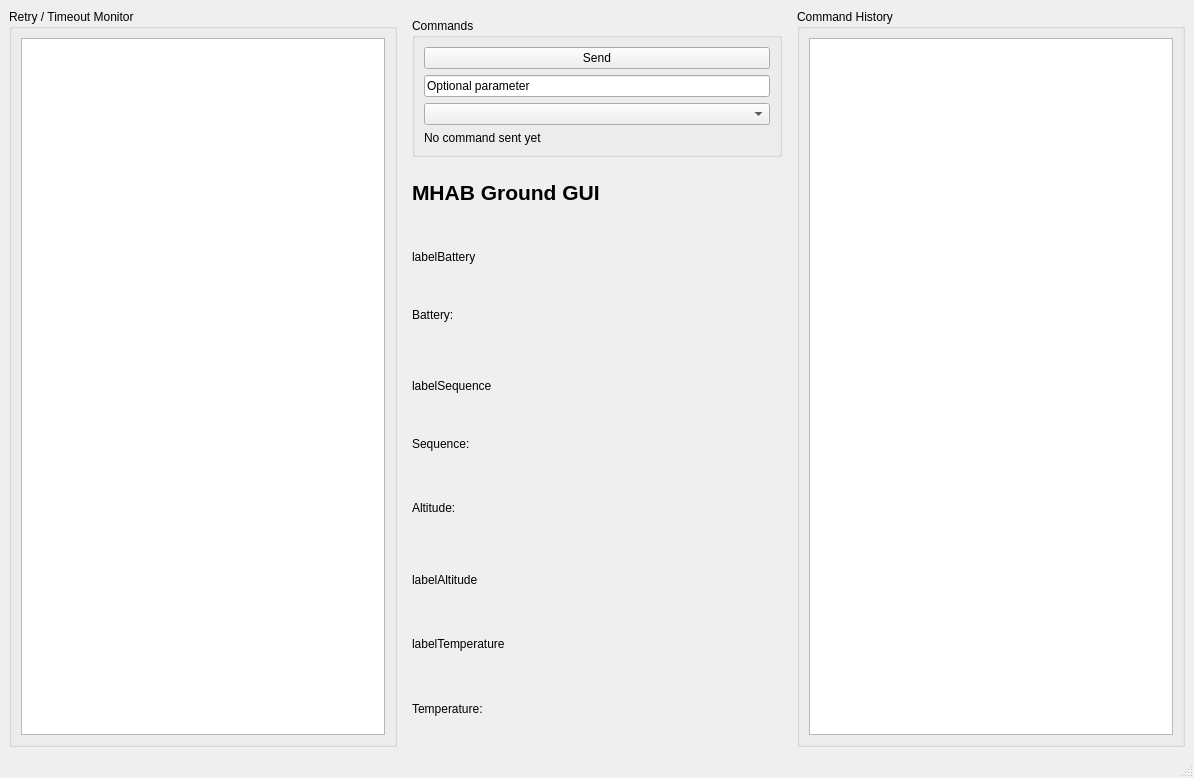
Qt form mainwindow.ui (EriCheww/MHAB-GitHUB) before a commit.
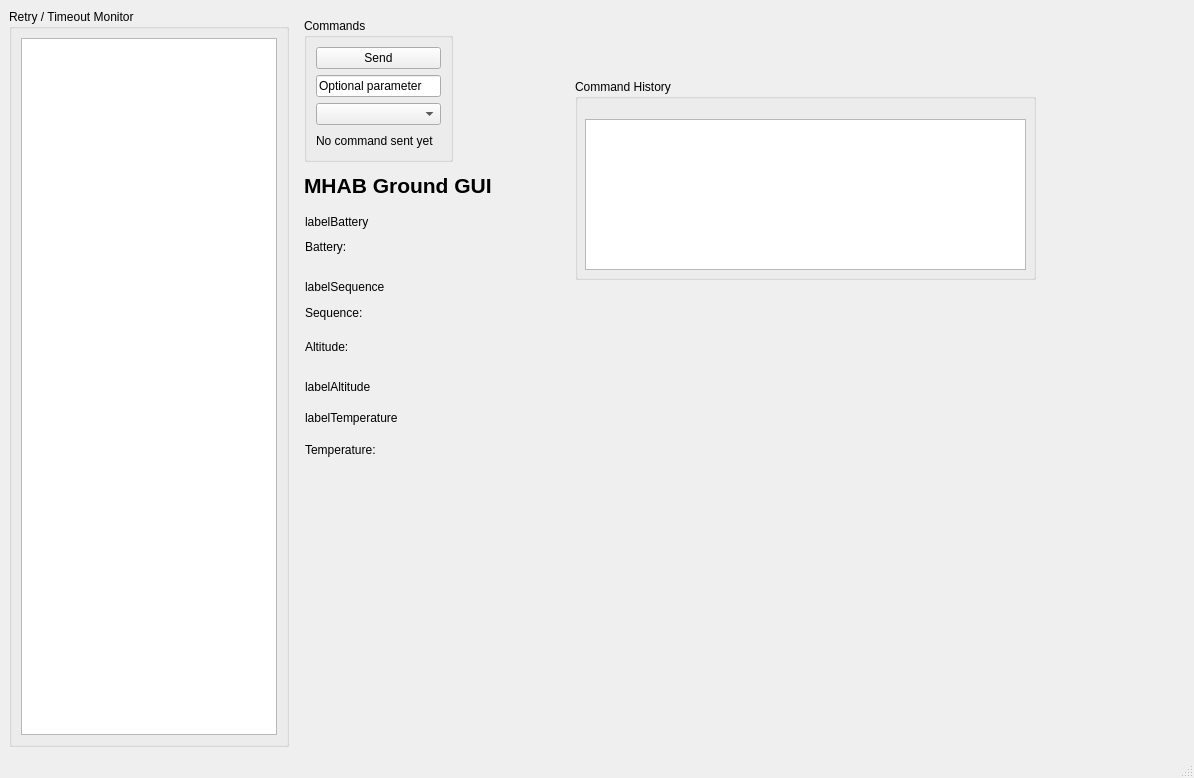
The same form after that commit.

Commit message: Update MHAB ground GUI

Patch:
```diff
--- a/mainwindow.ui
+++ b/mainwindow.ui
@@ -14,8 +14,8 @@
    <string>MainWindow</string>
   </property>
   <widget class="QWidget" name="centralwidget">
-   <layout class="QHBoxLayout" name="horizontalLayout">
-    <item>
+   <layout class="QFormLayout" name="formLayout">
+    <item row="0" column="0">
      <widget class="QGroupBox" name="groupBox_2">
       <property name="title">
        <string>Retry / Timeout Monitor</string>
@@ -27,11 +27,17 @@
       </layout>
      </widget>
     </item>
-    <item>
+    <item row="0" column="1">
      <widget class="QWidget" name="widget" native="true">
-      <layout class="QVBoxLayout" name="verticalLayout_3">
-       <item>
         <widget class="QGroupBox" name="groupBox_3">
+       <property name="geometry">
+        <rect>
+         <x>9</x>
+         <y>9</y>
+         <width>149</width>
+         <height>144</height>
+        </rect>
+       </property>
          <property name="title">
           <string>Commands</string>
          </property>
@@ -62,9 +68,15 @@
           </item>
          </layout>
         </widget>
-       </item>
-       <item>
         <widget class="QLabel" name="labelTitle">
+       <property name="geometry">
+        <rect>
+         <x>9</x>
+         <y>159</y>
+         <width>246</width>
+         <height>34</height>
+        </rect>
+       </property>
          <property name="font">
           <font>
            <pointsize>16</pointsize>
@@ -75,7 +87,39 @@
           <string>MHAB Ground GUI</string>
          </property>
         </widget>
-       </item>
+      <widget class="QGroupBox" name="groupBox">
+       <property name="geometry">
+        <rect>
+         <x>280</x>
+         <y>70</y>
+         <width>461</width>
+         <height>201</height>
+        </rect>
+       </property>
+       <property name="title">
+        <string>Command History</string>
+       </property>
+       <widget class="QTableView" name="tableCommandHistory">
+        <property name="geometry">
+         <rect>
+          <x>10</x>
+          <y>40</y>
+          <width>441</width>
+          <height>151</height>
+         </rect>
+        </property>
+       </widget>
+      </widget>
+      <widget class="QWidget" name="">
+       <property name="geometry">
+        <rect>
+         <x>10</x>
+         <y>200</y>
+         <width>122</width>
+         <height>253</height>
+        </rect>
+       </property>
+       <layout class="QVBoxLayout" name="verticalLayout">
        <item>
         <widget class="QLabel" name="labelBattery">
          <property name="text">
@@ -137,17 +181,6 @@
        </item>
       </layout>
      </widget>
-    </item>
-    <item>
-     <widget class="QGroupBox" name="groupBox">
-      <property name="title">
-       <string>Command History</string>
-      </property>
-      <layout class="QVBoxLayout" name="verticalLayout">
-       <item>
-        <widget class="QTableView" name="tableCommandHistory"/>
-       </item>
-      </layout>
      </widget>
     </item>
    </layout>
```
Lines whose indentation alone changed are shown as unchanged. The commit also changes 6 other files.
